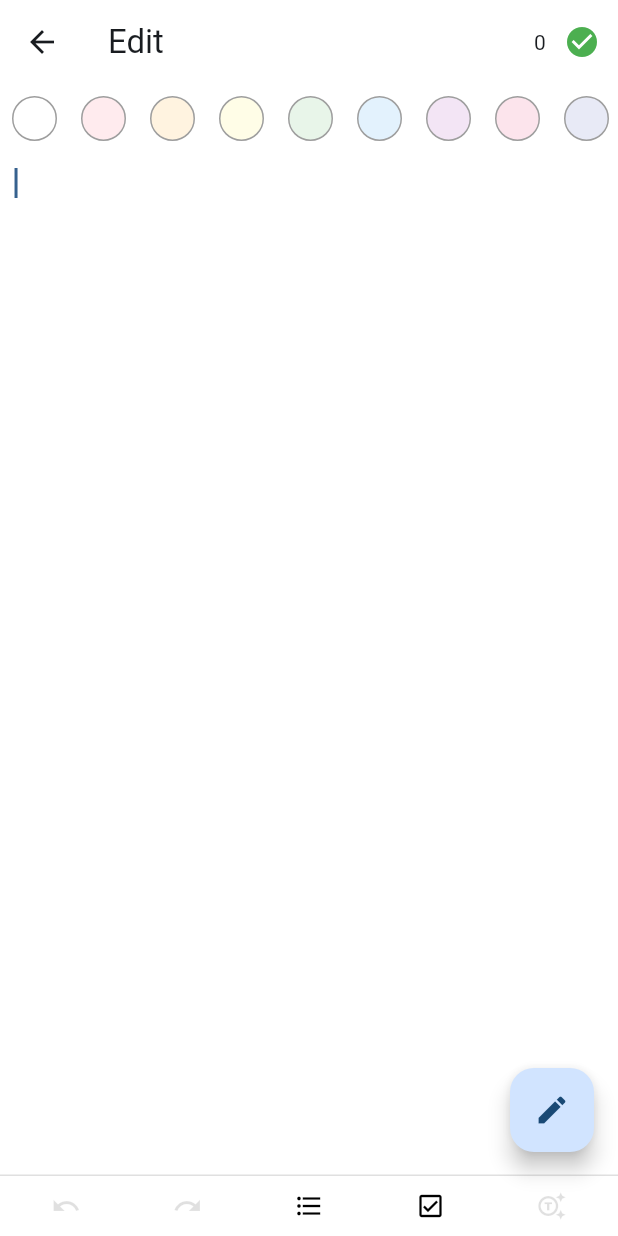
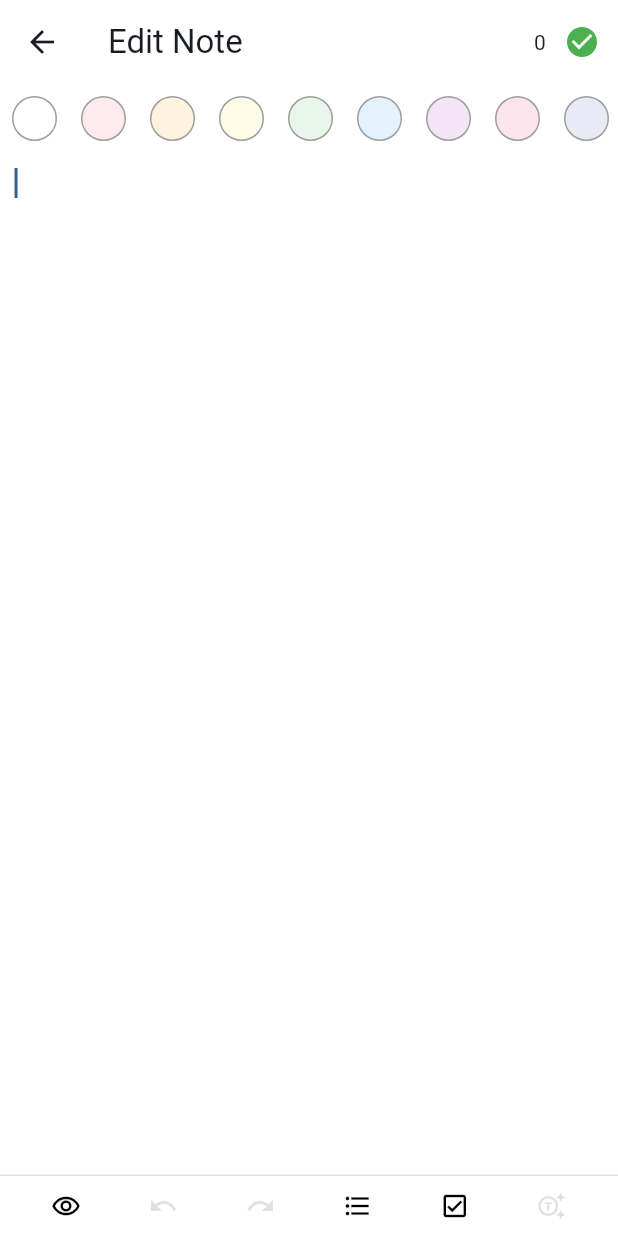
Before and after one commit to ychisbest/AnyNote, a Flutter app: the EditNotePage screen opened directly, on a phone screen of 412 x 824 dp. Run offline on Flutter 3.47's test engine with Material 3 defaults, Android fonts, the phone set to English and light mode, and no system bars; our stand-ins replace dio, flutter_keyboard_visibility, get, hive, hive_flutter, shared_preferences and 1 more; missing offline and left inert: dio_brotli_transformer, signalr_netcore, window_manager; accounts and stored records are empty; Roboto replaces fonts that are missing (MyCustomfont).

```diff
--- a/frontend/anynote/lib/Extension.dart
+++ b/frontend/anynote/lib/Extension.dart
@@ -84,10 +84,8 @@ class MarkdownEditingController extends TextEditingController {
     int lastMatchEnd;
 
     for (String line in lines) {
-      // bool showLine =
-      //     currentLineIndex <= endLine && currentLineIndex >= startLine;
-
-      var showLine = true;
+      bool showLine =
+          currentLineIndex <= endLine && currentLineIndex >= startLine;
 
       if (RegExp("^#+ ").hasMatch(line)) {
         int level = 0;
--- a/frontend/anynote/lib/views/EditNote.dart
+++ b/frontend/anynote/lib/views/EditNote.dart
@@ -26,7 +26,6 @@ class EditNotePage extends StatefulWidget {
 }
 
 class _EditNotePageState extends State<EditNotePage> {
-  bool isEdit = false;
   final MainController controller = Get.find<MainController>();
   late final TextEditingController textController;
   final FocusNode focusNode = FocusNode();
@@ -63,7 +62,6 @@ class _EditNotePageState extends State<EditNotePage> {
 
     if (widget.item == null) {
       textFocusNode.requestFocus();
-      isEdit = true;
     } else {
       item = widget.item!;
     }
@@ -260,31 +258,8 @@ class _EditNotePageState extends State<EditNotePage> {
         ),
         child: Scaffold(
           backgroundColor: item.color.toFullARGB(),
-          floatingActionButton: Padding(
-            padding: const EdgeInsets.only(bottom: 40),
-            child: FloatingActionButton(
-                onPressed: () {
-                  setState(() {
-                    isEdit = !isEdit;
-                  });
-                },
-                child: AnimatedSwitcher(
-                  duration: const Duration(milliseconds: 300),
-                  transitionBuilder:
-                      (Widget child, Animation<double> animation) {
-                    return ScaleTransition(
-                      scale:
-                          Tween<double>(begin: 0, end: 1.0).animate(animation),
-                      child: child,
-                    );
-                  },
-                  child: isEdit
-                      ? const Icon(key: ValueKey(0), Icons.edit)
-                      : const Icon(key: ValueKey(1), Icons.remove_red_eye),
-                )),
-          ),
           appBar: AppBar(
-            title: Text(isEdit ? "Edit" : "Preview"),
+            title: Text(_isAdding ? "Add New Note" : "Edit Note"),
             backgroundColor: item.color.toFullARGB(),
             actions: [
               Row(
@@ -309,24 +284,9 @@ class _EditNotePageState extends State<EditNotePage> {
               ),
             ],
           ),
-          body: isEdit ? EditBody() : PreviewBody(),
+          body: EditBody(),
         ),
       ),
-    );
-  }
-
-  Widget PreviewBody() {
-    return Column(
-      children: [
-        Expanded(
-          child: SingleChildScrollView(
-            child: Padding(
-              padding: const EdgeInsets.all(8.0),
-              child: MarkdownRenderer(data: textController.text),
-            ),
-          ),
-        ),
-      ],
     );
   }
 
--- a/version.txt
+++ b/version.txt
@@ -1 +1 @@
-0.0.2preview
+0.0.2
```
Also changed, not shown: frontend/anynote/lib/views/MarkdwonShortcutBar.dart (+9 -1 lines), frontend/anynote/lib/views/archieve_list.dart (+59 -21 lines), frontend/anynote/lib/views/markdown_render/markdown_preview.dart (added, +30 -0 lines), frontend/anynote/lib/views/markdown_render/markdown_render.dart (+27 -2 lines).
